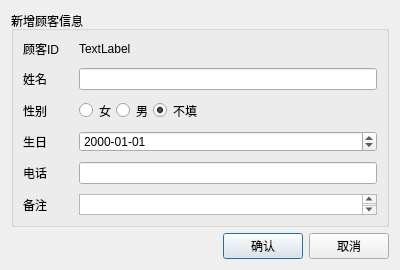
Before: the Qt Designer form addnewcustomer.ui in rainlowing/QtCustomerManagementSystem, drawn with Qt 5.
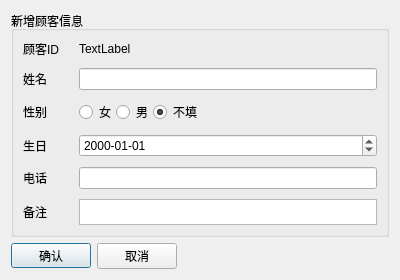
After: the same form once the commit is applied.

The edit to the form file:
```diff
--- a/addnewcustomer.ui
+++ b/addnewcustomer.ui
@@ -7,19 +7,19 @@
     <x>0</x>
     <y>0</y>
     <width>400</width>
-    <height>270</height>
+    <height>280</height>
    </rect>
   </property>
   <property name="minimumSize">
    <size>
     <width>0</width>
-    <height>270</height>
+    <height>280</height>
    </size>
   </property>
   <property name="maximumSize">
    <size>
     <width>16777215</width>
-    <height>300</height>
+    <height>280</height>
    </size>
   </property>
   <property name="windowTitle">
@@ -152,19 +152,6 @@
      <property name="sizeConstraint">
       <enum>QLayout::SizeConstraint::SetDefaultConstraint</enum>
      </property>
-     <item>
-      <spacer name="horizontalSpacer">
-       <property name="orientation">
-        <enum>Qt::Orientation::Horizontal</enum>
-       </property>
-       <property name="sizeHint" stdset="0">
-        <size>
-         <width>40</width>
-         <height>20</height>
-        </size>
-       </property>
-      </spacer>
-     </item>
      <item>
       <widget class="QPushButton" name="btnConfirm">
        <property name="sizePolicy">
@@ -176,13 +163,13 @@
        <property name="minimumSize">
         <size>
          <width>80</width>
-         <height>0</height>
+         <height>25</height>
         </size>
        </property>
        <property name="maximumSize">
         <size>
          <width>80</width>
-         <height>16777215</height>
+         <height>25</height>
         </size>
        </property>
        <property name="text">
@@ -215,6 +202,19 @@
        </property>
       </widget>
      </item>
+     <item>
+      <spacer name="horizontalSpacer">
+       <property name="orientation">
+        <enum>Qt::Orientation::Horizontal</enum>
+       </property>
+       <property name="sizeHint" stdset="0">
+        <size>
+         <width>40</width>
+         <height>20</height>
+        </size>
+       </property>
+      </spacer>
+     </item>
     </layout>
    </item>
   </layout>
```
